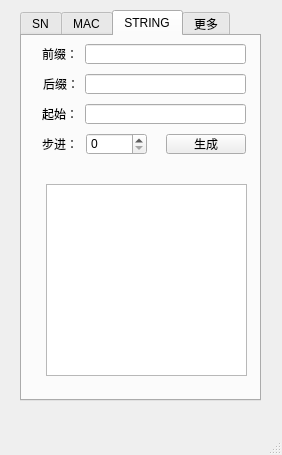
sujingang/SerialTool-Qt-, file SerialTool/mainwindow.ui: the form before one commit.
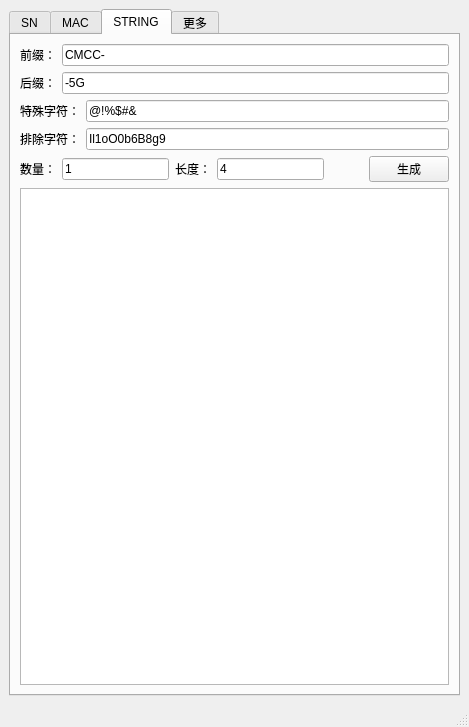
The form after the commit. The open tabs and pages were chosen to show the change.

Commit message: 完成布局设计

The edit to the form file:
```diff
--- a/SerialTool/mainwindow.ui
+++ b/SerialTool/mainwindow.ui
@@ -6,23 +6,17 @@
    <rect>
     <x>0</x>
     <y>0</y>
-    <width>282</width>
-    <height>455</height>
+    <width>469</width>
+    <height>727</height>
    </rect>
   </property>
   <property name="windowTitle">
    <string>MainWindow</string>
   </property>
   <widget class="QWidget" name="centralwidget">
+   <layout class="QGridLayout" name="gridLayout_4">
+    <item row="0" column="0">
    <widget class="QTabWidget" name="tabWidget">
-    <property name="geometry">
-     <rect>
-      <x>20</x>
-      <y>10</y>
-      <width>241</width>
-      <height>391</height>
-     </rect>
-    </property>
     <property name="currentIndex">
      <number>0</number>
     </property>
@@ -276,51 +270,15 @@
      <attribute name="title">
       <string>STRING</string>
      </attribute>
-     <widget class="QLabel" name="label_9">
-      <property name="geometry">
-       <rect>
-        <x>20</x>
-        <y>100</y>
-        <width>31</width>
-        <height>16</height>
-       </rect>
-      </property>
-      <property name="text">
-       <string>步进：</string>
-      </property>
-     </widget>
-     <widget class="QPushButton" name="pushButton_3">
-      <property name="geometry">
-       <rect>
-        <x>144</x>
-        <y>98</y>
-        <width>80</width>
-        <height>20</height>
-       </rect>
-      </property>
-      <property name="text">
-       <string>生成</string>
-      </property>
-     </widget>
-     <widget class="QSpinBox" name="spinBox_3">
-      <property name="geometry">
-       <rect>
-        <x>64</x>
-        <y>97</y>
-        <width>61</width>
-        <height>22</height>
-       </rect>
-      </property>
-     </widget>
+       <layout class="QGridLayout" name="gridLayout_7">
+        <item row="0" column="0">
+         <layout class="QGridLayout" name="gridLayout_2">
+          <item row="0" column="0">
+           <layout class="QVBoxLayout" name="verticalLayout_2">
+            <item>
+             <layout class="QHBoxLayout" name="horizontalLayout_6">
+              <item>
      <widget class="QLabel" name="label_10">
-      <property name="geometry">
-       <rect>
-        <x>20</x>
-        <y>10</y>
-        <width>31</width>
-        <height>16</height>
-       </rect>
-      </property>
       <property name="layoutDirection">
        <enum>Qt::LeftToRight</enum>
       </property>
@@ -328,79 +286,161 @@
        <string>前缀：</string>
       </property>
      </widget>
+              </item>
+              <item>
+               <widget class="QLineEdit" name="str_prefix">
+                <property name="text">
+                 <string>CMCC-</string>
+                </property>
+               </widget>
+              </item>
+             </layout>
+            </item>
+            <item>
+             <layout class="QHBoxLayout" name="horizontalLayout_7">
+              <item>
      <widget class="QLabel" name="label_11">
-      <property name="geometry">
-       <rect>
-        <x>21</x>
-        <y>40</y>
-        <width>31</width>
-        <height>16</height>
-       </rect>
-      </property>
       <property name="text">
        <string>后缀：</string>
       </property>
      </widget>
-     <widget class="QLineEdit" name="lineEdit_7">
-      <property name="geometry">
-       <rect>
-        <x>63</x>
-        <y>8</y>
-        <width>161</width>
-        <height>20</height>
-       </rect>
-      </property>
-     </widget>
-     <widget class="QLineEdit" name="lineEdit_8">
-      <property name="geometry">
-       <rect>
-        <x>63</x>
-        <y>68</y>
-        <width>161</width>
-        <height>20</height>
-       </rect>
-      </property>
-     </widget>
-     <widget class="QLineEdit" name="lineEdit_9">
-      <property name="geometry">
-       <rect>
-        <x>63</x>
-        <y>38</y>
-        <width>161</width>
-        <height>20</height>
-       </rect>
-      </property>
-     </widget>
-     <widget class="QLabel" name="label_12">
-      <property name="geometry">
-       <rect>
-        <x>20</x>
-        <y>70</y>
-        <width>31</width>
-        <height>16</height>
-       </rect>
-      </property>
+              </item>
+              <item>
+               <widget class="QLineEdit" name="str_suffix">
+                <property name="text">
+                 <string>-5G</string>
+                </property>
+               </widget>
+              </item>
+             </layout>
+            </item>
+            <item>
+             <layout class="QHBoxLayout" name="horizontalLayout_15">
+              <item>
+               <widget class="QLabel" name="label_15">
+                <property name="text">
+                 <string>特殊字符：</string>
+                </property>
+               </widget>
+              </item>
+              <item>
+               <widget class="QLineEdit" name="str_special">
+                <property name="text">
+                 <string>@!%$#&amp;</string>
+                </property>
+               </widget>
+              </item>
+             </layout>
+            </item>
+            <item>
+             <layout class="QHBoxLayout" name="horizontalLayout_16">
+              <item>
+               <widget class="QLabel" name="label_16">
+                <property name="text">
+                 <string>排除字符：</string>
+                </property>
+               </widget>
+              </item>
+              <item>
+               <widget class="QLineEdit" name="str_exclude">
       <property name="text">
-       <string>起始：</string>
-      </property>
-     </widget>
-     <widget class="QTextBrowser" name="textBrowser_3">
-      <property name="geometry">
-       <rect>
-        <x>24</x>
-        <y>148</y>
-        <width>201</width>
-        <height>192</height>
-       </rect>
-      </property>
-     </widget>
+                 <string>Il1oO0b6B8g9</string>
+                </property>
+               </widget>
+              </item>
+             </layout>
+            </item>
+            <item>
+             <layout class="QHBoxLayout" name="horizontalLayout_14">
+              <item>
+               <widget class="QLabel" name="label_14">
+                <property name="text">
+                 <string>数量：</string>
+                </property>
+               </widget>
+              </item>
+              <item>
+               <widget class="QLineEdit" name="str_quantity">
+                <property name="text">
+                 <string>1</string>
+                </property>
+               </widget>
+              </item>
+              <item>
+               <widget class="QLabel" name="label_9">
+                <property name="text">
+                 <string>长度：</string>
+                </property>
+               </widget>
+              </item>
+              <item>
+               <widget class="QLineEdit" name="str_length">
+                <property name="text">
+                 <string>4</string>
+                </property>
+               </widget>
+              </item>
+              <item>
+               <spacer name="horizontalSpacer_3">
+                <property name="orientation">
+                 <enum>Qt::Horizontal</enum>
+                </property>
+                <property name="sizeHint" stdset="0">
+                 <size>
+                  <width>40</width>
+                  <height>20</height>
+                 </size>
+                </property>
+               </spacer>
+              </item>
+              <item>
+               <widget class="QPushButton" name="str_create">
+                <property name="text">
+                 <string>生成</string>
+                </property>
+               </widget>
+              </item>
+             </layout>
+            </item>
+            <item>
+             <widget class="QTextBrowser" name="textBrowser_3"/>
+            </item>
+           </layout>
+          </item>
+         </layout>
+        </item>
+       </layout>
     </widget>
     <widget class="QWidget" name="tab">
      <attribute name="title">
       <string>更多</string>
      </attribute>
-    </widget>
-   </widget>
+       <layout class="QGridLayout" name="gridLayout_8">
+        <item row="0" column="0">
+         <widget class="QLabel" name="label_17">
+          <property name="text">
+           <string>敬请期待！！！</string>
+          </property>
+         </widget>
+        </item>
+        <item row="1" column="0">
+         <spacer name="verticalSpacer">
+          <property name="orientation">
+           <enum>Qt::Vertical</enum>
+          </property>
+          <property name="sizeHint" stdset="0">
+           <size>
+            <width>20</width>
+            <height>40</height>
+           </size>
+          </property>
+         </spacer>
+        </item>
+       </layout>
+      </widget>
+     </widget>
+    </item>
+   </layout>
   </widget>
   <widget class="QMenuBar" name="menubar">
    <property name="geometry">
```
Left out of the diff: 401 changed lines with no effect on the pictures. Lines whose indentation alone changed are shown as unchanged. The commit also changes 7 other files.
